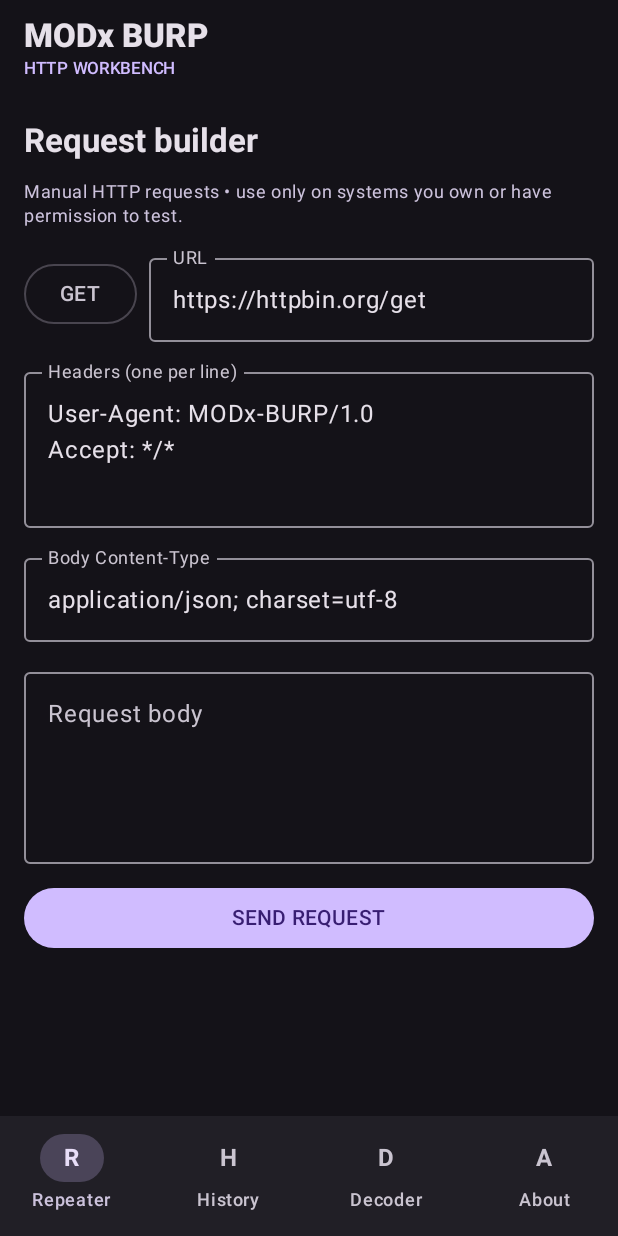
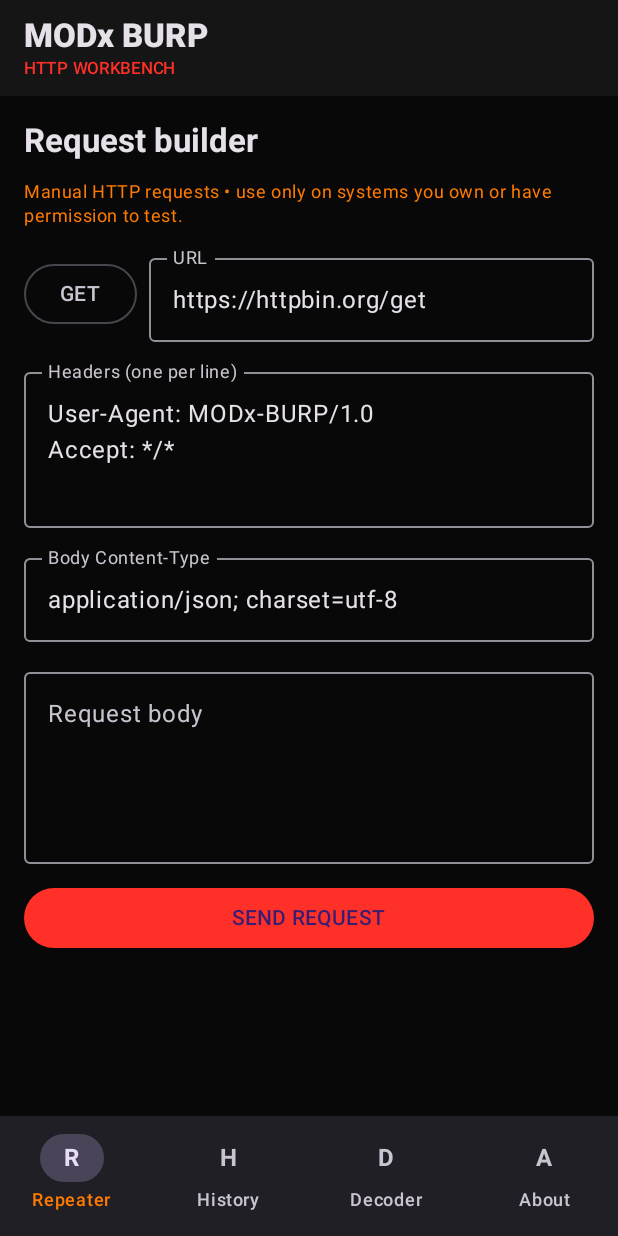
Before and after one commit to MODxProduction/MODx-BURP-Suit-Android, an Android app built with Jetpack Compose: the screen it shows after launch (MainActivity), on a phone screen of 412 x 824 dp. Run offline under Robolectric (Android 15) with nearby library versions, the phone set to English and light mode, and no system bars.

Commit message:
Apply MODx BURP dark red and orange theme

```diff
--- a/app/src/main/java/com/modx/burp/MainActivity.kt
+++ b/app/src/main/java/com/modx/burp/MainActivity.kt
@@ -6,6 +6,7 @@ import androidx.activity.compose.setContent
 import androidx.compose.material3.MaterialTheme
 import androidx.compose.material3.darkColorScheme
 import androidx.compose.runtime.Composable
+import androidx.compose.ui.graphics.Color
 import com.modx.burp.ui.WorkbenchScreen
 
 class MainActivity : ComponentActivity() {
@@ -17,5 +18,15 @@ class MainActivity : ComponentActivity() {
 
 @Composable
 private fun MODxTheme(content: @Composable () -> Unit) {
-    MaterialTheme(colorScheme = darkColorScheme(), content = content)
+    MaterialTheme(
+        colorScheme = darkColorScheme(
+            primary = Color(0xFFFF3028),
+            secondary = Color(0xFFFF7A00),
+            tertiary = Color(0xFFFFB020),
+            background = Color(0xFF080808),
+            surface = Color(0xFF151515),
+            surfaceVariant = Color(0xFF242424)
+        ),
+        content = content
+    )
 }
```
